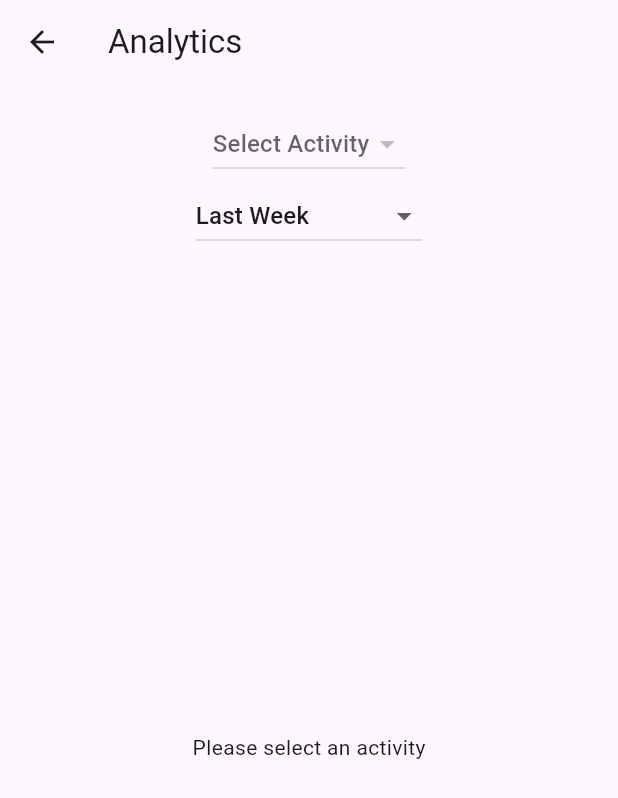
After one commit to guilhermepelayo/activity-tracker, a Flutter app: the screen it shows after launch, after a tap on the "analytics" icon, on a phone screen of 412 x 824 dp. The commit adds this screen. Shown: the top 798 px of the screen. Run offline on Flutter 3.47's test engine with Material 3 defaults, Android fonts, the phone set to English and light mode, and no system bars; our stand-ins replace csv, fl_chart, share_plus.

Commit message:
Basic cool chart

```diff
--- a/activity_logger/lib/main.dart
+++ b/activity_logger/lib/main.dart
@@ -6,15 +6,19 @@ void main() {
 }
 
 class ActivityLoggerApp extends StatelessWidget {
-  const ActivityLoggerApp({super.key});
-
   @override
   Widget build(BuildContext context) {
     return MaterialApp(
       title: 'Activity Logger',
       theme: ThemeData(
+        brightness: Brightness.light,
         primarySwatch: Colors.blue,
       ),
+      darkTheme: ThemeData(
+        brightness: Brightness.dark,
+        primarySwatch: Colors.blue,
+      ),
+      themeMode: ThemeMode.system, // Uses system setting for light/dark mode
       home: HomeScreen(),
     );
   }
--- /dev/null
+++ b/activity_logger/lib/screens/analytics_screen.dart
@@ -0,0 +1,114 @@
+import 'package:flutter/material.dart';
+import 'package:fl_chart/fl_chart.dart';
+import '../models/activity.dart';
+
+class AnalyticsScreen extends StatefulWidget {
+  final List<Activity> activities;
+
+  AnalyticsScreen({required this.activities});
+
+  @override
+  _AnalyticsScreenState createState() => _AnalyticsScreenState();
+}
+
+class _AnalyticsScreenState extends State<AnalyticsScreen> {
+  Activity? selectedActivity;
+  String selectedTimeSpan = "Last Week";
+
+  List<String> timeSpans = ["Last Week", "Last Month", "Last Year"];
+
+List<BarChartGroupData> _generateChartData() {
+  if (selectedActivity == null) return [];
+
+  final timeEntries = selectedActivity!.timeEntries;
+  DateTime now = DateTime.now();
+  DateTime filterDate;
+
+  // Filter data based on selected time span
+  switch (selectedTimeSpan) {
+    case "Last Month":
+      filterDate = DateTime(now.year, now.month - 1, now.day);
+      break;
+    case "Last Year":
+      filterDate = DateTime(now.year - 1, now.month, now.day);
+      break;
+    default:
+      filterDate = now.subtract(Duration(days: 7));
+  }
+
+  // Filter entries and prepare data
+  final filteredEntries = timeEntries
+      .where((entry) => entry.date.isAfter(filterDate))
+      .toList();
+
+  return filteredEntries.map((entry) {
+    return BarChartGroupData(
+      x: entry.date.day,
+      barRods: [
+        BarChartRodData(
+          toY: entry.hours, // Update here to use `toY`
+          color: Colors.blue,
+        ),
+      ],
+    );
+  }).toList();
+}
+
+  @override
+  Widget build(BuildContext context) {
+    return Scaffold(
+      appBar: AppBar(
+        title: Text("Analytics"),
+      ),
+      body: Padding(
+        padding: const EdgeInsets.all(16.0),
+        child: Column(
+          children: [
+            DropdownButton<Activity>(
+              hint: Text("Select Activity"),
+              value: selectedActivity,
+              onChanged: (Activity? newValue) {
+                setState(() {
+                  selectedActivity = newValue;
+                });
+              },
+              items: widget.activities.map((Activity activity) {
+                return DropdownMenuItem<Activity>(
+                  value: activity,
+                  child: Text(activity.name),
+                );
+              }).toList(),
+            ),
+            DropdownButton<String>(
+              hint: Text("Select Time Span"),
+              value: selectedTimeSpan,
+              onChanged: (String? newValue) {
+                setState(() {
+                  selectedTimeSpan = newValue!;
+                });
+              },
+              items: timeSpans.map((String span) {
+                return DropdownMenuItem<String>(
+                  value: span,
+                  child: Text(span),
+                );
+              }).toList(),
+            ),
+            SizedBox(height: 20),
+            Expanded(
+              child: selectedActivity == null
+                  ? Center(child: Text("Please select an activity"))
+                  : BarChart(
+                      BarChartData(
+                        barGroups: _generateChartData(),
+                        titlesData: FlTitlesData(show: true),
+                        borderData: FlBorderData(show: false),
+                      ),
+                    ),
+            ),
+          ],
+        ),
+      ),
+    );
+  }
+}
--- a/activity_logger/lib/screens/home_screen.dart
+++ b/activity_logger/lib/screens/home_screen.dart
@@ -5,6 +5,7 @@ import 'package:flutter/material.dart';
 import 'package:csv/csv.dart';
 import 'package:share_plus/share_plus.dart';
 import '../models/activity.dart';
+import '../screens/analytics_screen.dart';
 import '../widgets/add_activity_dialog.dart';
 import '../widgets/add_time_entry_dialog.dart';
 
@@ -120,6 +121,17 @@ class _HomeScreenState extends State<HomeScreen> {
         title: Text('Activity Tracker'),
         actions: [
           IconButton(
+            icon: Icon(Icons.analytics),
+            onPressed: () {
+              Navigator.push(
+                context,
+                MaterialPageRoute(
+                  builder: (context) => AnalyticsScreen(activities: activities),
+                ),
+              );
+            },
+          ),
+          IconButton(
             icon: Icon(Icons.share),
             onPressed: _exportData,
           ),
--- a/activity_logger/pubspec.yaml
+++ b/activity_logger/pubspec.yaml
@@ -40,6 +40,7 @@ dependencies:
   url_launcher: ^6.1.7
   android_intent_plus: ^5.2.0
   share_plus: ^10.1.1
+  fl_chart: ^0.69.0
 
 dev_dependencies:
   flutter_test:
```
Also changed, not shown: activity_logger/pubspec.lock.
